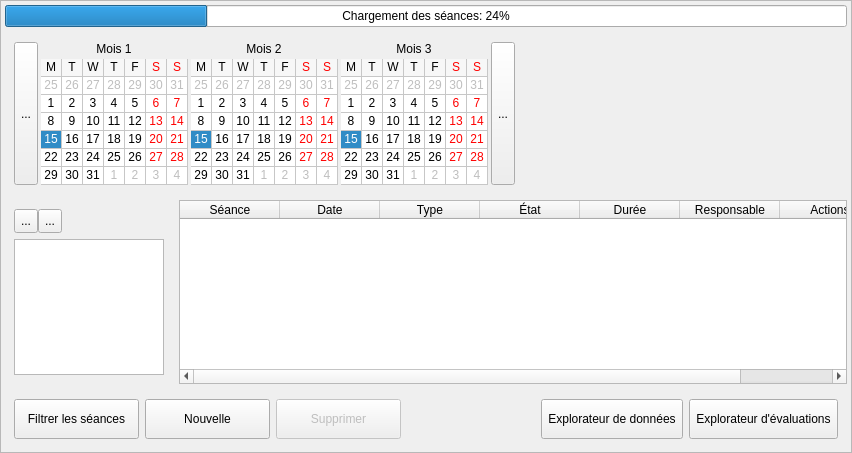
First picture: the form in client/src/widgets/SessionsListWidget.ui, repository introlab/openteraplus, before the edit.
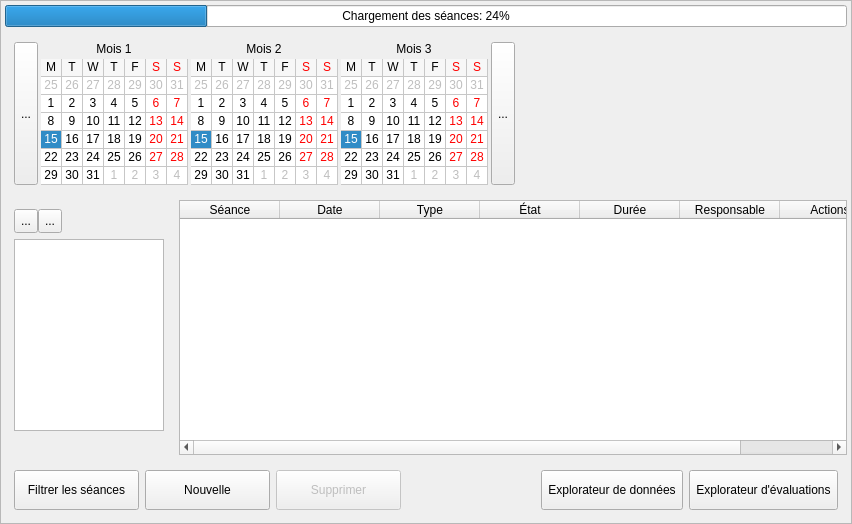
Second picture: the form after the edit. Icons and pictures are not drawn. Custom widgets are drawn as their Qt base class.

The edit to the form file:
```diff
--- a/client/src/widgets/SessionsListWidget.ui
+++ b/client/src/widgets/SessionsListWidget.ui
@@ -7,7 +7,7 @@
     <x>0</x>
     <y>0</y>
     <width>852</width>
-    <height>453</height>
+    <height>524</height>
    </rect>
   </property>
   <property name="windowTitle">
@@ -64,7 +64,7 @@
         <x>0</x>
         <y>0</y>
         <width>850</width>
-        <height>451</height>
+        <height>536</height>
        </rect>
       </property>
       <layout class="QVBoxLayout" name="verticalLayout_5">
@@ -384,7 +384,7 @@
          <item>
           <widget class="QFrame" name="frameFilterSessionTypes">
            <property name="sizePolicy">
-            <sizepolicy hsizetype="Preferred" vsizetype="Expanding">
+            <sizepolicy hsizetype="Preferred" vsizetype="MinimumExpanding">
              <horstretch>0</horstretch>
              <verstretch>0</verstretch>
             </sizepolicy>
@@ -478,7 +478,7 @@
             <item alignment="Qt::AlignLeft|Qt::AlignTop">
              <widget class="QListWidget" name="lstFilters">
               <property name="sizePolicy">
-               <sizepolicy hsizetype="Expanding" vsizetype="Expanding">
+               <sizepolicy hsizetype="Expanding" vsizetype="MinimumExpanding">
                 <horstretch>0</horstretch>
                 <verstretch>0</verstretch>
                </sizepolicy>
@@ -486,7 +486,7 @@
               <property name="minimumSize">
                <size>
                 <width>0</width>
-                <height>0</height>
+                <height>150</height>
                </size>
               </property>
               <property name="maximumSize">
@@ -541,7 +541,7 @@
          <item>
           <widget class="QTableWidget" name="tableSessions">
            <property name="sizePolicy">
-            <sizepolicy hsizetype="MinimumExpanding" vsizetype="Expanding">
+            <sizepolicy hsizetype="MinimumExpanding" vsizetype="MinimumExpanding">
              <horstretch>0</horstretch>
              <verstretch>0</verstretch>
             </sizepolicy>
```
Left out of the diff: 2 changed lines with no effect on the pictures.
